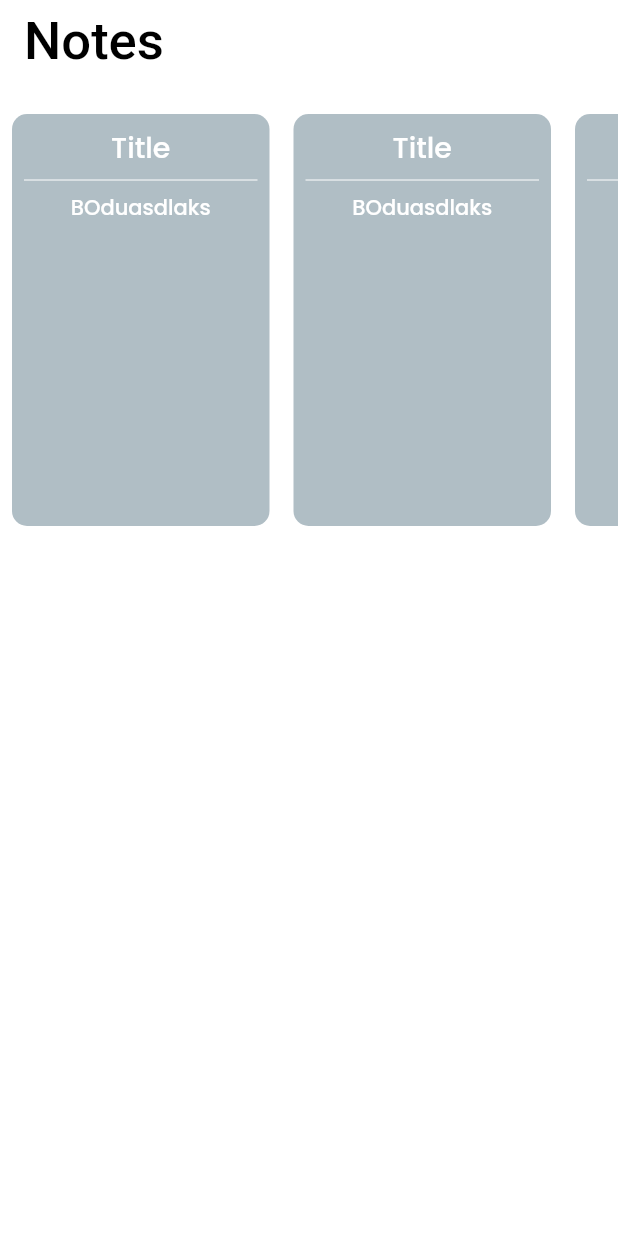
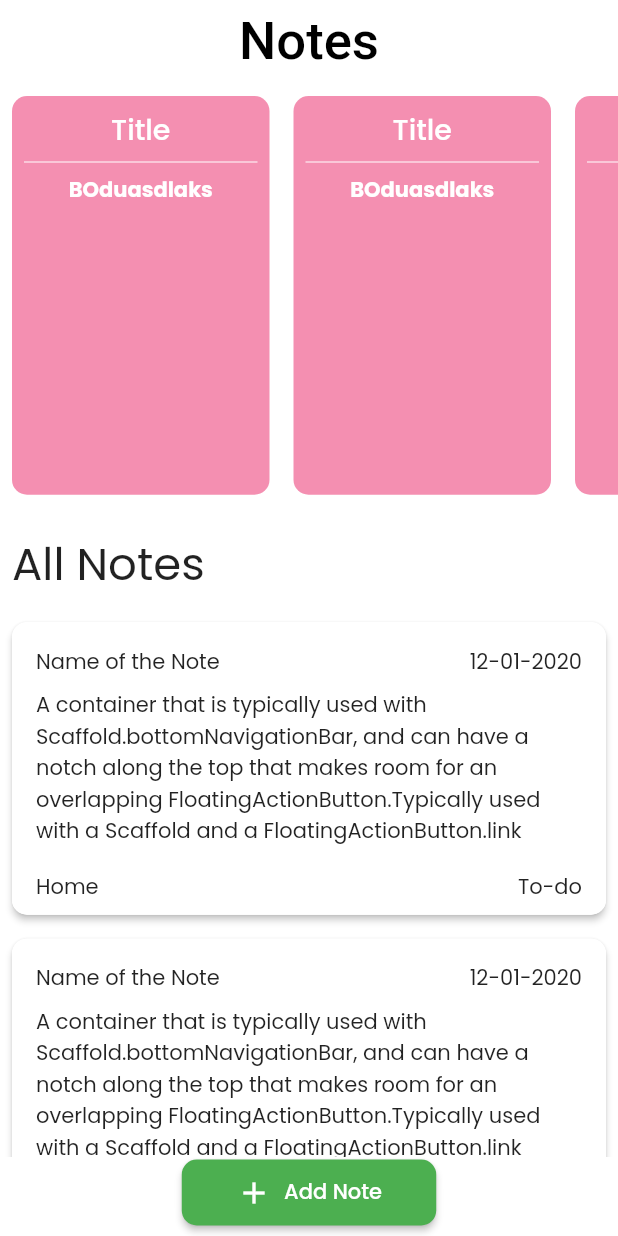
Before and after one commit to adarshbalu/note_worthy, a Flutter app: the screen it shows after launch, on a phone screen of 412 x 824 dp. Run offline on Flutter 3.47's test engine with Material 2 defaults, Android fonts, the phone set to English and light mode, and no system bars; our stand-ins replace google_fonts, moor, moor_flutter; generated files the repository leaves out were written again.

Commit message:
Completed home ui

```diff
--- a/lib/ui/home/home_screen.dart
+++ b/lib/ui/home/home_screen.dart
@@ -1,6 +1,8 @@
+import 'package:flutter/cupertino.dart';
 import 'package:flutter/material.dart';
 import 'package:flutter/widgets.dart';
 import 'package:note_worthy/ui/home/home_widgets.dart';
+import 'package:note_worthy/ui/note_screen/note_screen.dart';
 
 class HomeScreen extends StatefulWidget {
   @override
@@ -8,17 +10,23 @@ class HomeScreen extends StatefulWidget {
 }
 
 class _HomeScreenState extends State<HomeScreen> {
+  ScrollController parentController;
+  @override
+  void initState() {
+    parentController = ScrollController();
+    super.initState();
+  }
+
   @override
   Widget build(BuildContext context) {
     return Scaffold(
         appBar: AppBar(
           title: Text('Notes'),
+          centerTitle: true,
         ),
-      body: Column(
+        body: ListView(
+          controller: parentController,
           children: <Widget>[
-          SizedBox(
-            height: 12,
-          ),
             SingleChildScrollView(
               scrollDirection: Axis.horizontal,
               child: Row(
@@ -49,9 +57,38 @@ class _HomeScreenState extends State<HomeScreen> {
                   ),
                 ],
               ),
-          )
+            ),
+            SizedBox(
+              height: 8,
+            ),
+            Padding(
+              padding: EdgeInsets.all(8.0),
+              child: Text(
+                'All Notes',
+                style: TextStyle(fontSize: 30),
+              ),
+            ),
+            NoteCard(
+              title: 'Name of the Note',
+              date: '12-01-2020',
+              type: 'To-do',
+              category: 'Home',
+              body:
+                  'A container that is typically used with Scaffold.bottomNavigationBar, and can have a notch along the top that makes room for an overlapping FloatingActionButton.Typically used with a Scaffold and a FloatingActionButton.link',
+            ),
+            NoteCard(
+              category: 'Work',
+              title: 'Name of the Note',
+              date: '12-01-2020',
+              type: 'List',
+              body:
+                  'A container that is typically used with Scaffold.bottomNavigationBar, and can have a notch along the top that makes room for an overlapping FloatingActionButton.Typically used with a Scaffold and a FloatingActionButton.link',
+            ),
           ],
         ),
-    );
+        bottomNavigationBar: AddWidget(
+          onTap: () => Navigator.push(
+              context, MaterialPageRoute(builder: (context) => NoteScreen())),
+        ));
   }
 }
--- a/lib/ui/home/home_widgets.dart
+++ b/lib/ui/home/home_widgets.dart
@@ -1,5 +1,6 @@
 import 'dart:math';
 
+import 'package:flutter/cupertino.dart';
 import 'package:flutter/material.dart';
 import 'package:note_worthy/utils/constants.dart';
 
@@ -17,7 +18,7 @@ class ImportantCard extends StatelessWidget {
       decoration:
           BoxDecoration(color: color, borderRadius: BorderRadius.circular(10)),
       width: MediaQuery.of(context).size.width / 2.4,
-      height: MediaQuery.of(context).size.height / 3,
+      height: MediaQuery.of(context).size.height / 3.1,
       margin: EdgeInsets.all(8),
       child: Column(
         mainAxisSize: MainAxisSize.min,
@@ -38,3 +39,99 @@ class ImportantCard extends StatelessWidget {
     );
   }
 }
+
+class AddWidget extends StatelessWidget {
+  final onTap;
+  const AddWidget({
+    Key key,
+    this.onTap,
+  }) : super(key: key);
+
+  @override
+  Widget build(BuildContext context) {
+    return BottomAppBar(
+      elevation: 0,
+      color: Colors.transparent,
+      child: Padding(
+        padding: EdgeInsets.fromLTRB(MediaQuery.of(context).size.width / 3.4, 0,
+            MediaQuery.of(context).size.width / 3.4, 5),
+        child: RaisedButton.icon(
+          color: Colors.green,
+          textColor: Colors.white,
+          padding: EdgeInsets.only(top: 10, bottom: 10),
+          shape:
+              RoundedRectangleBorder(borderRadius: BorderRadius.circular(10)),
+          onPressed: onTap,
+          icon: Icon(Icons.add),
+          label: Text('Add Note'),
+        ),
+      ),
+    );
+  }
+}
+
+class NoteCard extends StatelessWidget {
+  final String title, date, body, type, category;
+  const NoteCard({
+    Key key,
+    this.title,
+    this.date,
+    this.body,
+    this.type,
+    this.category,
+  }) : super(key: key);
+
+  @override
+  Widget build(BuildContext context) {
+    return Card(
+      elevation: 2,
+      margin: EdgeInsets.all(8),
+      shape: RoundedRectangleBorder(borderRadius: BorderRadius.circular(10)),
+      child: Container(
+        padding: EdgeInsets.all(8),
+        decoration: BoxDecoration(
+          borderRadius: BorderRadius.circular(10),
+          color: Colors.white,
+        ),
+        child: Column(
+          children: <Widget>[
+            Row(
+              mainAxisAlignment: MainAxisAlignment.spaceBetween,
+              children: <Widget>[
+                Expanded(
+                  child: Padding(
+                    padding: EdgeInsets.only(left: 8.0, top: 8),
+                    child: Text(title),
+                  ),
+                ),
+                Padding(
+                  padding: EdgeInsets.only(right: 8.0, top: 8),
+                  child: Text(date),
+                )
+              ],
+            ),
+            Padding(
+              padding: const EdgeInsets.all(8.0),
+              child: Text(body),
+            ),
+            Row(
+              mainAxisAlignment: MainAxisAlignment.spaceBetween,
+              children: <Widget>[
+                Expanded(
+                  child: Padding(
+                    padding: EdgeInsets.only(left: 8.0, top: 8),
+                    child: Text(category ?? 'None'),
+                  ),
+                ),
+                Padding(
+                  padding: EdgeInsets.only(right: 8.0, top: 8),
+                  child: Text(type ?? 'General'),
+                )
+              ],
+            ),
+          ],
+        ),
+      ),
+    );
+  }
+}
--- /dev/null
+++ b/lib/ui/note_screen/note_screen.dart
@@ -0,0 +1,19 @@
+import 'package:flutter/material.dart';
+
+class NoteScreen extends StatefulWidget {
+  @override
+  _NoteScreenState createState() => _NoteScreenState();
+}
+
+class _NoteScreenState extends State<NoteScreen> {
+  @override
+  Widget build(BuildContext context) {
+    return Scaffold(
+      appBar: AppBar(
+        title: Text('Edit Note'),
+        centerTitle: true,
+      ),
+      body: ListView(),
+    );
+  }
+}
--- a/lib/utils/constants.dart
+++ b/lib/utils/constants.dart
@@ -2,16 +2,12 @@ import 'package:flutter/material.dart';
 
 const List<Color> kColorList = [
   Color(0xff90CAF9),
-  Color(0xffE6EE9C),
   Color(0xff81D4FA),
   Color(0xffF48FB1),
   Color(0xffe57373),
   Color(0xffCE93D8),
-  Color(0xffFFE082),
   Color(0xffB39DDB),
-  Color(0xffFFF59D),
   Color(0xff9FA8DA),
-  Color(0xffFFCC80),
   Color(0xff80CBC4),
   Color(0xffFFAB91),
   Color(0xff80DEEA),
@@ -25,5 +21,9 @@ const TextStyle kImportantCardHeadingTextStyle =
     TextStyle(color: Colors.white, fontWeight: FontWeight.w500, fontSize: 19);
 const TextStyle kImportantCardBodyTextStyle = TextStyle(
   color: Colors.white,
-  fontWeight: FontWeight.w500,
+  fontWeight: FontWeight.w700,
 );
+
+enum Category {
+  None,
+}
```
Lines whose indentation alone changed are shown as unchanged.
